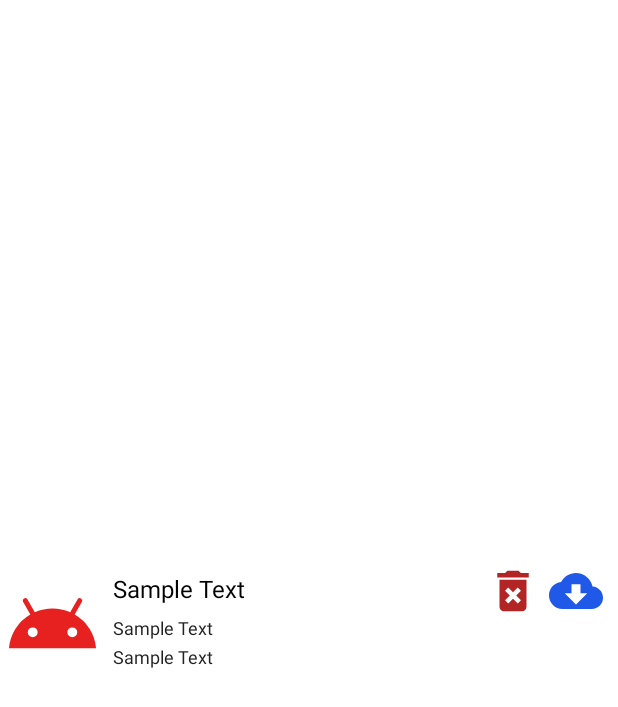
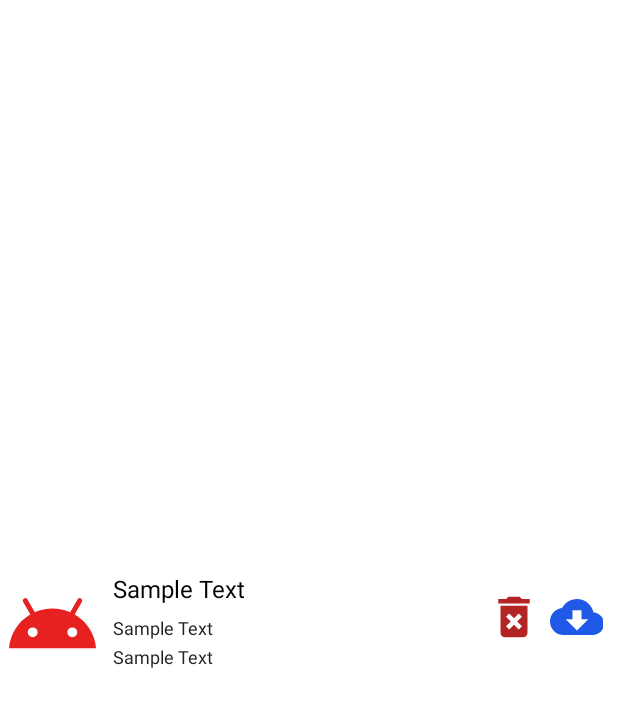
Before and after one commit to hajaulee/HaJaUManager, an Android app: the layout sample_list_item.xml on its own in the app's theme, with its tools: preview values and no code run, on a phone screen of 412 x 824 dp. Shown: the top 707 px of the screen. Run offline under Robolectric (Android 15) with nearby library versions, the phone set to English and light mode, and no system bars.

Commit message:
center button

```diff
--- a/app/build.gradle
+++ b/app/build.gradle
@@ -11,8 +11,8 @@ android {
         applicationId "com.hajaulee.anytv.hajaumanager"
         minSdk 23
         targetSdk 33
-        versionCode 2
-        versionName "1.0.1"
+        versionCode 3
+        versionName "1.0.2"
 
         testInstrumentationRunner "androidx.test.runner.AndroidJUnitRunner"
     }
--- a/app/src/main/res/layout/sample_list_item.xml
+++ b/app/src/main/res/layout/sample_list_item.xml
@@ -1,7 +1,6 @@
 <?xml version="1.0" encoding="utf-8"?>
 <RelativeLayout xmlns:android="http://schemas.android.com/apk/res/android"
     xmlns:app="http://schemas.android.com/apk/res-auto"
-    android:orientation="horizontal"
     android:layout_width="match_parent"
     android:layout_height="match_parent"
     android:gravity="center_vertical"
@@ -64,8 +63,8 @@
         android:id="@+id/removeButton"
         android:layout_marginEnd="52dp"
         android:layout_alignParentEnd="true"
-        android:layout_width="36dp"
-        android:layout_height="36dp"
+        android:layout_width="35dp"
+        android:layout_height="70dp"
         android:backgroundTint="@color/white"
         app:srcCompat="@drawable/ic_baseline_delete_forever_36"
         />
@@ -74,8 +73,8 @@
         android:id="@+id/downloadButton"
         android:layout_marginEnd="10dp"
         android:layout_alignParentEnd="true"
-        android:layout_width="36dp"
-        android:layout_height="36dp"
+        android:layout_width="35dp"
+        android:layout_height="70dp"
         android:backgroundTint="@color/white"
         app:srcCompat="@drawable/ic_baseline_cloud_download_36" />
 
```
Also changed, not shown: 1 other file.
